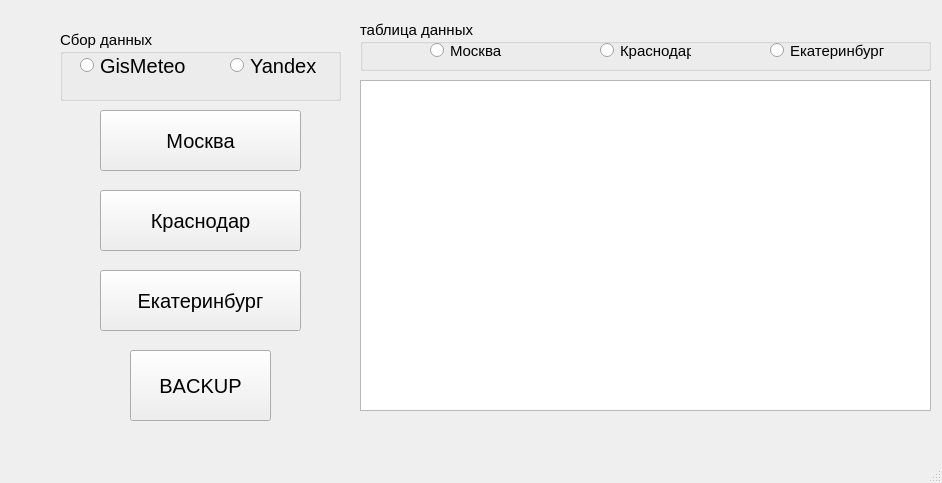
Qt form Parsing/parsing_weather_desktop.ui (badubidabambirimbum/Parsing-weather-forecasts) before a commit.
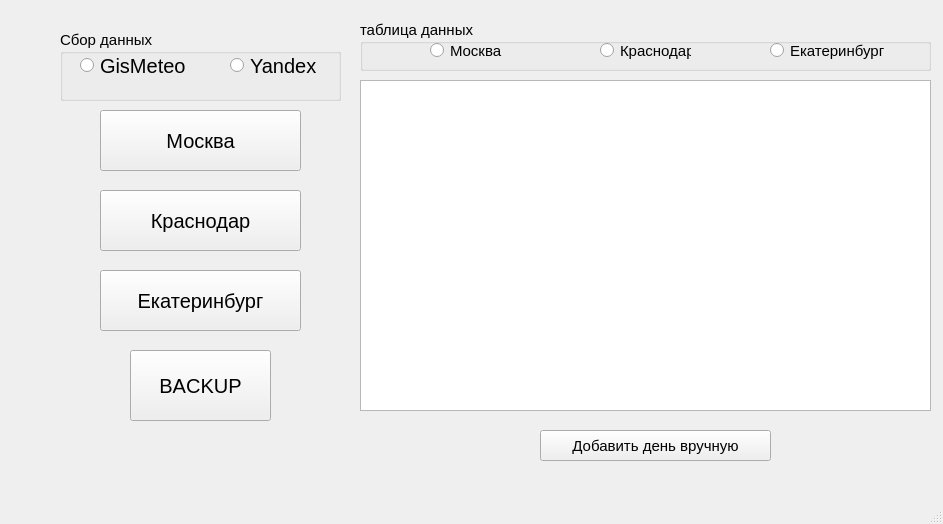
The same form after that commit. Icons and pictures are not drawn.

Patch:
```diff
--- a/Parsing/parsing_weather_desktop.ui
+++ b/Parsing/parsing_weather_desktop.ui
@@ -6,8 +6,8 @@
    <rect>
     <x>0</x>
     <y>0</y>
-    <width>942</width>
-    <height>483</height>
+    <width>943</width>
+    <height>524</height>
    </rect>
   </property>
   <property name="windowTitle">
@@ -240,6 +240,24 @@
      </property>
     </widget>
    </widget>
+   <widget class="QPushButton" name="pushButton_5">
+    <property name="geometry">
+     <rect>
+      <x>540</x>
+      <y>430</y>
+      <width>231</width>
+      <height>31</height>
+     </rect>
+    </property>
+    <property name="font">
+     <font>
+      <pointsize>11</pointsize>
+     </font>
+    </property>
+    <property name="text">
+     <string>Добавить день вручную</string>
+    </property>
+   </widget>
   </widget>
   <widget class="QMenuBar" name="menubar">
    <property name="geometry">
```
Left out of the diff: 2 changed lines with no effect on the pictures.
